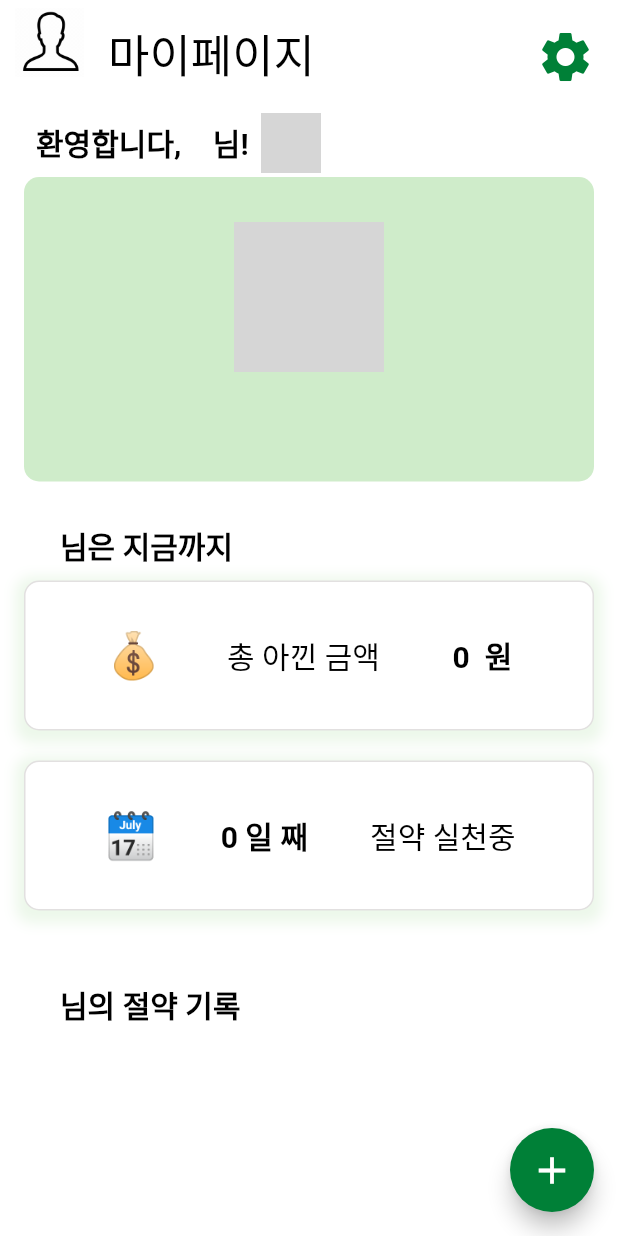
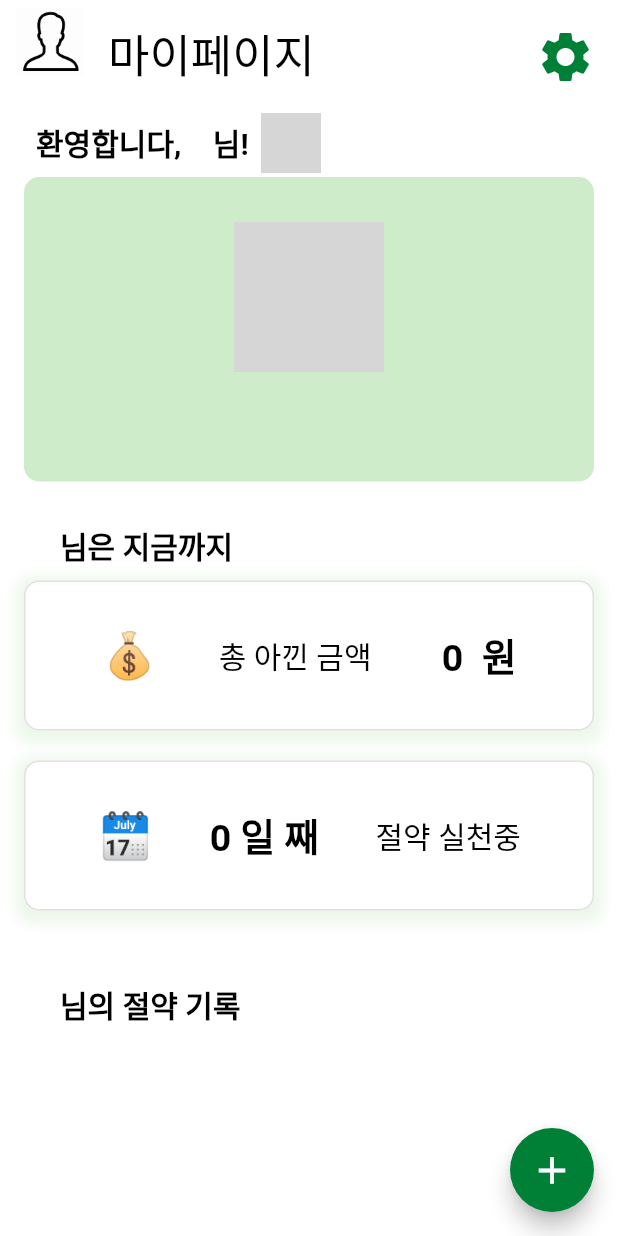
Before and after one commit to Dawon00/amigos_hackalearn, a Flutter app: the MyPageScreen screen opened directly, on a phone screen of 412 x 824 dp. Run offline on Flutter 3.47's test engine with Material 2 defaults, Android fonts, the light colour scheme and no system bars; our stand-ins replace cloud_firestore, firebase_auth, firebase_core, firebase_storage, image_picker; accounts and stored records are empty; network calls fail; Roboto replaces fonts that are missing (NemojinBold); grey boxes are pictures that could not be loaded.

Commit message:
FIX - my page 글씨크기 수정

```diff
--- a/lib/screen/my_page_screen.dart
+++ b/lib/screen/my_page_screen.dart
@@ -335,7 +335,7 @@ class _MyPageScreenState extends State<MyPageScreen> {
                                       textAlign: TextAlign.end,
                                       style: const TextStyle(
                                           color: Colors.black,
-                                          fontSize: 20,
+                                          fontSize: 25,
                                           fontWeight: FontWeight.bold),
                                     ),
                                   ],
@@ -381,7 +381,7 @@ class _MyPageScreenState extends State<MyPageScreen> {
                                     textAlign: TextAlign.end,
                                     style: const TextStyle(
                                         color: Colors.black,
-                                        fontSize: 20,
+                                        fontSize: 25,
                                         fontWeight: FontWeight.bold),
                                   ),
                                   Text(
```
